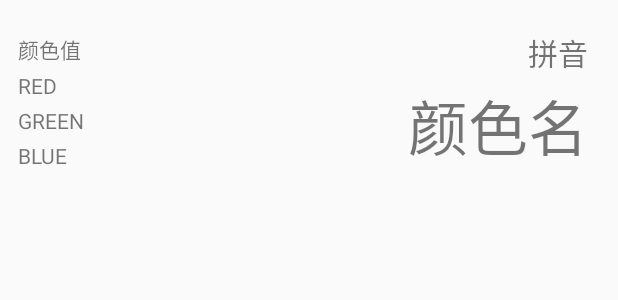
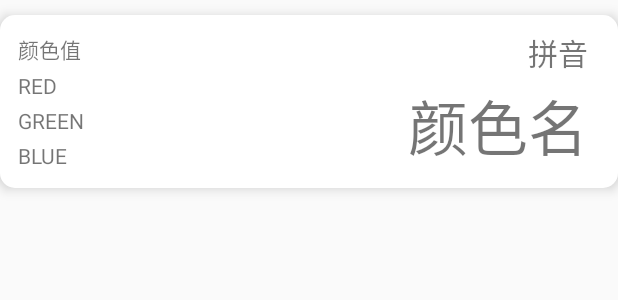
Before and after one commit to LoneStarFateZero/ChineseColor, an Android app: the layout color_item.xml on its own in the app's theme, with its tools: preview values and no code run, on a phone screen of 412 x 824 dp. Shown: the top 300 px of the screen. Run offline under Robolectric (Android 15) with nearby library versions, the phone set to English and light mode, and no system bars.

Commit message:
修改圆角布局样式，添加菜单项

```diff
--- a/app/src/main/java/pers/lonestar/chinesecolor/ColorAdapter.java
+++ b/app/src/main/java/pers/lonestar/chinesecolor/ColorAdapter.java
@@ -4,6 +4,7 @@ import android.content.ClipData;
 import android.content.ClipboardManager;
 import android.content.Context;
 import android.content.SharedPreferences;
+import android.graphics.PorterDuff;
 import android.graphics.drawable.ColorDrawable;
 import android.view.LayoutInflater;
 import android.view.View;
@@ -62,7 +63,8 @@ public class ColorAdapter extends RecyclerView.Adapter<ColorAdapter.ViewHolder>
         holder.red.setText("R: " + color.getRed());
         holder.green.setText("G: " + color.getGreen());
         holder.blue.setText("B: " + color.getBlue());
-        holder.colorView.setBackground(new ColorDrawable(android.graphics.Color.parseColor(color.getHex())));
+        //此处取交集绘制，原底部负责绘制圆角，新层负责绘制颜色，达到绘制有颜色的圆角矩形的布局效果
+        holder.colorView.getBackground().setColorFilter(android.graphics.Color.parseColor(color.getHex()), PorterDuff.Mode.SRC_IN);
     }
 
     @Override
--- /dev/null
+++ b/app/src/main/res/drawable/item_layout.xml
@@ -0,0 +1,5 @@
+<?xml version="1.0" encoding="utf-8"?>
+<shape xmlns:android="http://schemas.android.com/apk/res/android">
+    <corners android:radius="10dp" />
+    <solid android:color="#FFFFFF" />
+</shape>
--- a/app/src/main/res/layout/color_item.xml
+++ b/app/src/main/res/layout/color_item.xml
@@ -4,6 +4,8 @@
     android:layout_height="wrap_content"
     android:layout_marginTop="10dp"
     android:layout_marginBottom="10dp"
+    android:background="@drawable/item_layout"
+    android:backgroundTintMode="src_in"
     android:baselineAligned="false"
     android:clickable="true"
     android:elevation="5dp"
```
Also changed, not shown: app/src/main/java/pers/lonestar/chinesecolor/MainActivity.java (+21 -0 lines), app/src/main/res/menu/main.xml (added, +17 -0 lines), app/src/main/res/drawable-v24/favorite.png (added).
